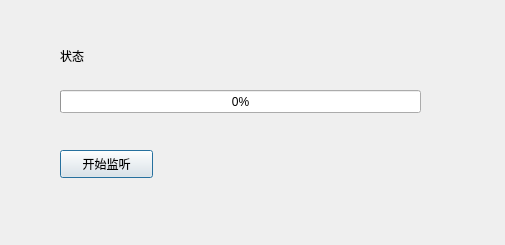
The window that receivefile.ui (holdonbush/QT-sample-chat-application) describes before a commit, drawn with Qt 5.
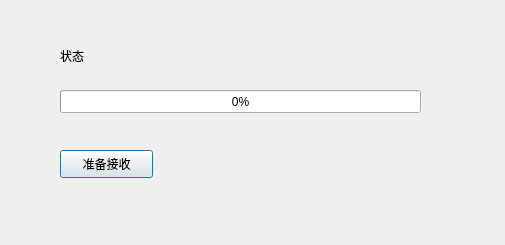
The same window after the commit.

The edit to the form file:
```diff
--- a/receivefile.ui
+++ b/receivefile.ui
@@ -49,7 +49,7 @@
     </rect>
    </property>
    <property name="text">
-    <string>开始监听</string>
+    <string>准备接收</string>
    </property>
   </widget>
  </widget>
```
